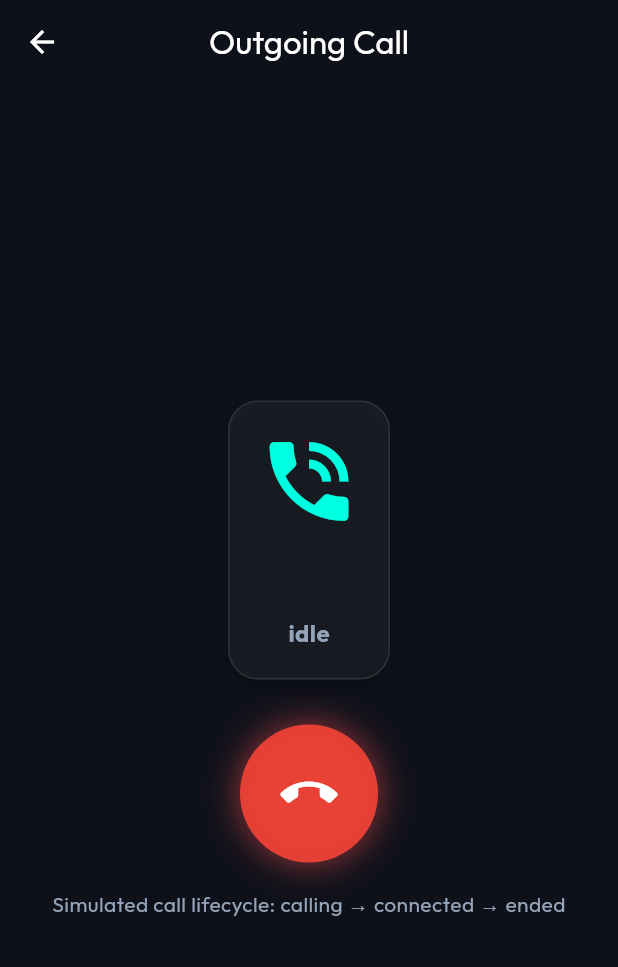
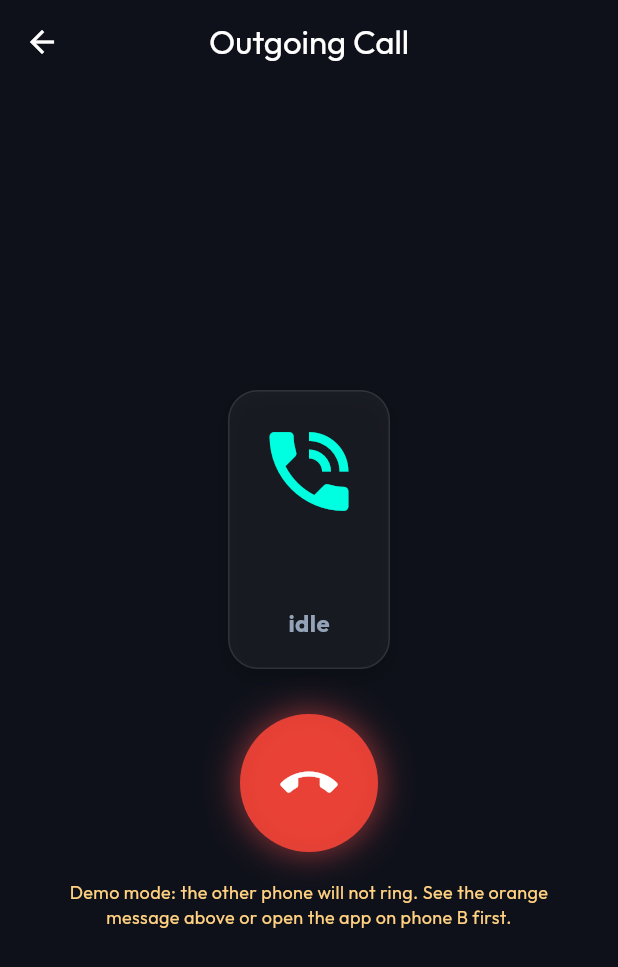
Before and after one commit to vamsi1426/linguacall-ai, a Flutter app: the OutgoingCallScreen screen opened directly with empty values, on a phone screen of 412 x 824 dp. Shown: the top 967 px of the screen. Run offline on Flutter 3.47's test engine with Material 3 defaults, Android fonts, the phone set to English and light mode, and no system bars; our stand-ins replace cloud_firestore, firebase_auth, firebase_core, google_fonts, permission_handler, socket_io_client; missing offline and left inert: audio_session, flutter_pcm_sound, flutter_webrtc, mic_stream; accounts and stored records are empty.

Commit message:
fix: explain simulated outgoing calls +91 lookup + signaling retry
Made-with: Cursor

```diff
--- a/lingua_call/lib/screens/call/outgoing_call_screen.dart
+++ b/lingua_call/lib/screens/call/outgoing_call_screen.dart
@@ -1,5 +1,6 @@
 import 'dart:async';
 
+import 'package:firebase_auth/firebase_auth.dart';
 import 'package:flutter/material.dart';
 import 'package:linguacall/config/app_config.dart';
 import 'package:linguacall/services/call_state_service.dart';
@@ -29,6 +30,8 @@ class OutgoingCallScreen extends StatefulWidget {
 
 class _OutgoingCallScreenState extends State<OutgoingCallScreen> {
   bool _didNavigateToConnectedScreen = false;
+  /// Shown when this is a demo/simulated call — explains why B did not ring.
+  String? _simulatedBecause;
   late final VoidCallback _listener;
   late final CallStateService _callState;
   late final SignalingService _signaling;
@@ -45,7 +48,16 @@ class _OutgoingCallScreenState extends State<OutgoingCallScreen> {
     WidgetsBinding.instance.addPostFrameCallback((_) async {
       if (!mounted) return;
 
-      final signalingOk = await _signaling.waitForConnection();
+      var signalingOk = await _signaling.waitForConnection();
+      if (!signalingOk) {
+        final uid = FirebaseAuth.instance.currentUser?.uid;
+        if (uid != null) {
+          _signaling.connectAndRegister(uid);
+          signalingOk = await _signaling.waitForConnection(
+            timeout: const Duration(seconds: 20),
+          );
+        }
+      }
       if (!mounted) return;
 
       var peerUid = await findUidByPhone(widget.targetPhone);
@@ -59,16 +71,35 @@ class _OutgoingCallScreenState extends State<OutgoingCallScreen> {
           signalingOk &&
           _signaling.isConnected;
 
-      if (!signalingOk && peerUid != null && AppConfig.realtimeCallingEnabled) {
-        debugPrint(
-          'OutgoingCall: signaling not connected in time; using simulated call. '
-          'Check network and ${AppConfig.signalingHttpUrl}',
-        );
+      String? simReason;
+      if (!realtime) {
+        if (!AppConfig.realtimeCallingEnabled) {
+          simReason = 'Realtime calling is disabled in this build.';
+        } else if (widget.callType != CallType.voice) {
+          simReason = 'Realtime calls are voice-only in this app.';
+        } else if (peerUid == null) {
+          simReason =
+              'No user found for this number in Firestore. The other phone must log in once '
+              'so their number is saved under users.phone (try full +country code, e.g. +919704268363).';
+        } else if (!signalingOk || !_signaling.isConnected) {
+          simReason =
+              'Cannot reach the signaling server (${AppConfig.signalingHttpUrl}). '
+              'Check internet; open the app on Home for a few seconds, then try again.';
+        }
+        if (simReason != null) {
+          debugPrint('OutgoingCall simulated: $simReason');
+        }
       }
-      if (peerUid == null && AppConfig.realtimeCallingEnabled) {
-        debugPrint(
-          'OutgoingCall: no Firestore user for phone "${widget.targetPhone}" '
-          '(try full E.164 as stored in users.phone). Using simulated call.',
+
+      if (!mounted) return;
+      if (simReason != null) {
+        setState(() => _simulatedBecause = simReason);
+        ScaffoldMessenger.of(context).showSnackBar(
+          SnackBar(
+            content: Text(simReason, style: const TextStyle(fontSize: 13)),
+            backgroundColor: Colors.deepOrange.shade900,
+            duration: const Duration(seconds: 8),
+          ),
         );
       }
 
@@ -231,8 +262,15 @@ class _OutgoingCallScreenState extends State<OutgoingCallScreen> {
                     Text(
                       callState.peerUid != null
                           ? 'Realtime call: signaling + WebRTC + translated audio'
-                          : 'Simulated call lifecycle: calling → connected → ended',
-                      style: const TextStyle(color: AppTheme.textMuted),
+                          : (_simulatedBecause ??
+                              'Demo mode: the other phone will not ring. '
+                              'See the orange message above or open the app on phone B first.'),
+                      style: TextStyle(
+                        color: callState.peerUid != null
+                            ? AppTheme.textMuted
+                            : Colors.orangeAccent.shade100,
+                        fontSize: 12,
+                      ),
                       textAlign: TextAlign.center,
                     ),
                   ],
--- a/lingua_call/lib/utils/phone_uid_resolver.dart
+++ b/lingua_call/lib/utils/phone_uid_resolver.dart
@@ -43,6 +43,10 @@ Future<String?> findUidByPhone(String phone) async {
   final digits = digitsOnly(raw);
   final candidates = <String>{raw, digits, '+$digits'};
   _addInferredE164Candidates(candidates, digits);
+  // India mobile: national 10 digits, common when inference from self-number fails (mixed test +1 / prod +91).
+  if (digits.length == 10) {
+    candidates.add('+91$digits');
+  }
   candidates.removeWhere((e) => e.isEmpty);
 
   final fs = FirebaseFirestore.instance;
```
